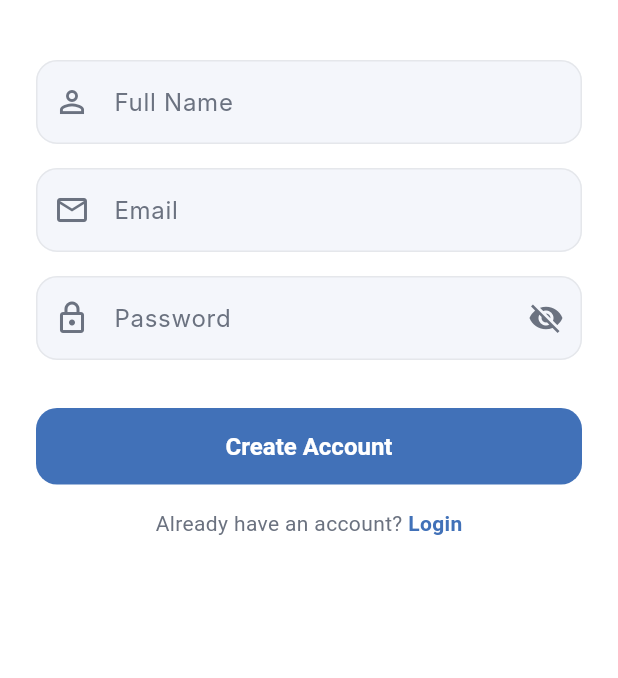
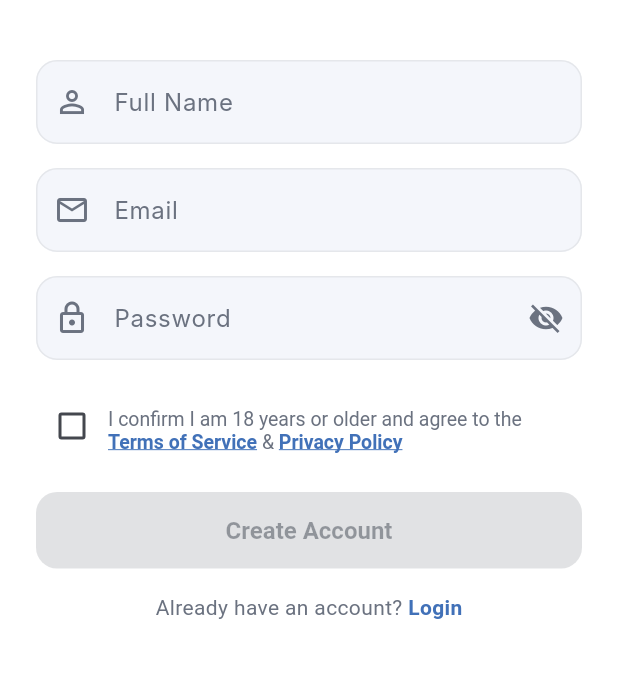
Before and after one commit to Vijayvsnv/tark-peer, a Flutter app: the SignupScreen screen opened by its route, on a phone screen of 412 x 824 dp, the part 345-1023 px from its top. Run offline on Flutter 3.47's test engine with Material 3 defaults, Android fonts, the phone set to English and light mode, and no system bars; our stand-ins replace cached_network_image, confetti, firebase_core, firebase_messaging, flutter_dotenv, flutter_svg and 7 more; missing offline and left inert: agora_rtc_engine, flutter_foreground_task; accounts and stored records are empty; network calls fail; Roboto replaces fonts that are missing (Inter).

Commit message:
feat: 18+ age gate
Signup requires an age confirmation checkbox with tappable links to
the Privacy Policy and Terms of Service. SetupScreen rejects ages
below 18. SplashScreen redirects underage profiles back to setup.
Privacy and Terms URLs added to constants. url_launcher dependency
added to pubspec.

Co-Authored-By: Claude Sonnet 4.6 <noreply@anthropic.com>

```diff
--- a/flutter_app/lib/core/constants.dart
+++ b/flutter_app/lib/core/constants.dart
@@ -1,3 +1,7 @@
 String get kBackendUrl => 'https://tark-peer-backend.onrender.com';
 String get kWsUrl => 'wss://tark-peer-backend.onrender.com/ws/match';
 const int kMaxCallDurationSeconds = 1800; // 30 min auto-disconnect
+
+// TODO: replace with final GitHub Pages URLs before launch
+const String kPrivacyPolicyUrl = 'https://vijayvsnv.github.io/tark-peer/legal/privacy.html';
+const String kTermsUrl = 'https://vijayvsnv.github.io/tark-peer/legal/terms.html';
--- a/flutter_app/lib/screens/auth/signup_screen.dart
+++ b/flutter_app/lib/screens/auth/signup_screen.dart
@@ -1,6 +1,9 @@
+import 'package:flutter/gestures.dart';
 import 'package:flutter/material.dart';
 import 'package:flutter_svg/flutter_svg.dart';
 import 'package:go_router/go_router.dart';
+import 'package:url_launcher/url_launcher.dart';
+import '../../core/constants.dart';
 import '../../core/theme.dart';
 import '../../services/auth_service.dart';
 import '../../widgets/custom_button.dart';
@@ -20,9 +23,19 @@ class _SignupScreenState extends State<SignupScreen> {
   final _auth = AuthService();
   bool _loading = false;
   bool _obscure = true;
+  bool _ageConfirmed = false;
 
   Future<void> _signup() async {
     if (!_formKey.currentState!.validate()) return;
+    if (!_ageConfirmed) {
+      ScaffoldMessenger.of(context).showSnackBar(
+        const SnackBar(
+          content: Text('You must confirm you are 18 or older to continue.'),
+          backgroundColor: Colors.red,
+        ),
+      );
+      return;
+    }
     setState(() => _loading = true);
     try {
       await _auth.signUp(
@@ -105,8 +118,63 @@ class _SignupScreenState extends State<SignupScreen> {
                   ),
                   validator: (v) => v!.length >= 6 ? null : 'Min 6 characters',
                 ),
-                const SizedBox(height: 32),
-                CustomButton(label: 'Create Account', onPressed: _signup, isLoading: _loading),
+                const SizedBox(height: 20),
+                Row(
+                  crossAxisAlignment: CrossAxisAlignment.start,
+                  children: [
+                    Checkbox(
+                      value: _ageConfirmed,
+                      activeColor: kPrimary,
+                      onChanged: (v) => setState(() => _ageConfirmed = v ?? false),
+                    ),
+                    Expanded(
+                      child: Padding(
+                        padding: const EdgeInsets.only(top: 12),
+                        child: RichText(
+                          text: TextSpan(
+                            style: const TextStyle(color: kTextSecondary, fontSize: 13),
+                            children: [
+                              const TextSpan(text: 'I confirm I am 18 years or older and agree to the '),
+                              TextSpan(
+                                text: 'Terms of Service',
+                                style: const TextStyle(
+                                  color: kPrimary,
+                                  fontWeight: FontWeight.w600,
+                                  decoration: TextDecoration.underline,
+                                ),
+                                recognizer: TapGestureRecognizer()
+                                  ..onTap = () => launchUrl(
+                                        Uri.parse(kTermsUrl),
+                                        mode: LaunchMode.externalApplication,
+                                      ),
+                              ),
+                              const TextSpan(text: ' & '),
+                              TextSpan(
+                                text: 'Privacy Policy',
+                                style: const TextStyle(
+                                  color: kPrimary,
+                                  fontWeight: FontWeight.w600,
+                                  decoration: TextDecoration.underline,
+                                ),
+                                recognizer: TapGestureRecognizer()
+                                  ..onTap = () => launchUrl(
+                                        Uri.parse(kPrivacyPolicyUrl),
+                                        mode: LaunchMode.externalApplication,
+                                      ),
+                              ),
+                            ],
+                          ),
+                        ),
+                      ),
+                    ),
+                  ],
+                ),
+                const SizedBox(height: 20),
+                CustomButton(
+                  label: 'Create Account',
+                  onPressed: _ageConfirmed ? _signup : null,
+                  isLoading: _loading,
+                ),
                 const SizedBox(height: 16),
                 Center(
                   child: GestureDetector(
--- a/flutter_app/lib/screens/profile/setup_screen.dart
+++ b/flutter_app/lib/screens/profile/setup_screen.dart
@@ -160,7 +160,7 @@ class _SetupScreenState extends State<SetupScreen> {
                 ),
                 validator: (v) {
                   final age = int.tryParse(v ?? '');
-                  if (age == null || age < 13 || age > 100) return 'Enter valid age (13-100)';
+                  if (age == null || age < 18 || age > 100) return 'You must be 18 or older to use Tark Peer';
                   return null;
                 },
               ),
--- a/flutter_app/lib/screens/splash_screen.dart
+++ b/flutter_app/lib/screens/splash_screen.dart
@@ -36,6 +36,9 @@ class _SplashScreenState extends State<SplashScreen> {
       final profile = await ProfileService().getMyProfile();
       if (!mounted) return;
       if (profile == null || !profile.isProfileComplete) {
+        context.go('/setup');
+      } else if (profile.age != null && profile.age! < 18) {
+        // Existing user with age below 18 — must update in setup screen
         context.go('/setup');
       } else {
         context.go('/home');
--- a/flutter_app/pubspec.yaml
+++ b/flutter_app/pubspec.yaml
@@ -2,7 +2,7 @@ name: tark_peer
 description: Random voice call app - Tark Peer
 
 publish_to: 'none'
-version: 1.0.3+4
+version: 1.0.4+5
 
 environment:
   sdk: '>=3.0.0 <4.0.0'
```
